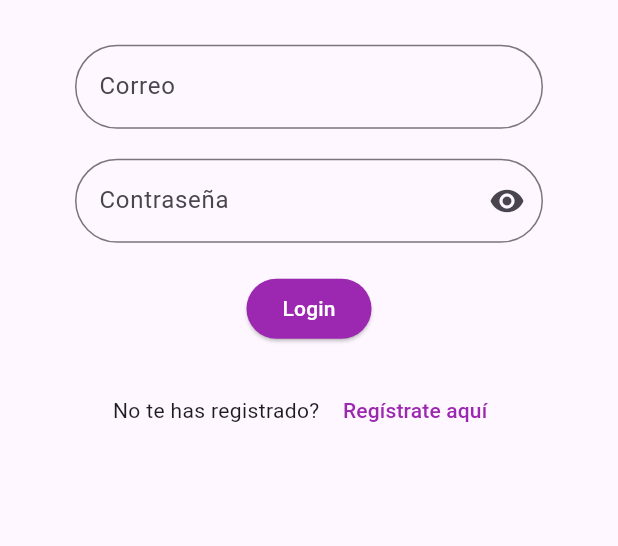
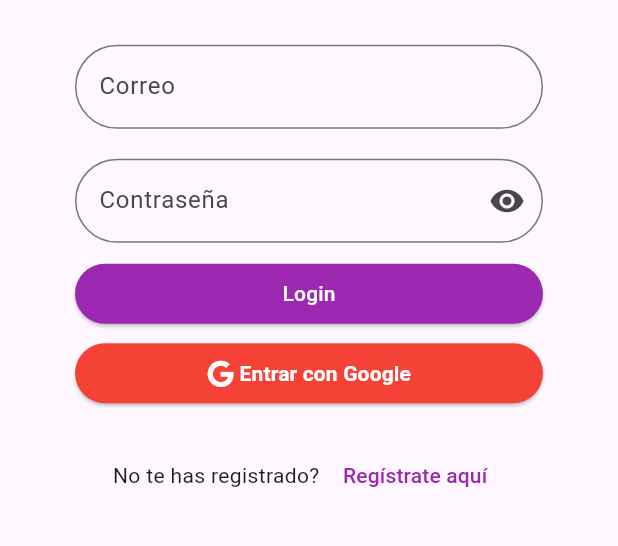
Before and after one commit to Jeronimo1520/contactArt-FlutterApp, a Flutter app: the screen it shows after launch, on a phone screen of 412 x 824 dp, the part 582-1128 px from its top. Run offline on Flutter 3.47's test engine with Material 3 defaults, Android fonts, the light colour scheme and no system bars; our stand-ins replace cloud_firestore, firebase_auth, firebase_core, firebase_storage, fluttertoast, font_awesome_flutter and 2 more; accounts and stored records are empty; Roboto replaces fonts that are missing (Poppins).

Commit message:
feat: Login con Google

```diff
--- a/lib/features/app/presentation/pages/loginPage.dart
+++ b/lib/features/app/presentation/pages/loginPage.dart
@@ -1,5 +1,6 @@
 import 'package:cloud_firestore/cloud_firestore.dart';
 import 'package:contact_art/features/app/presentation/pages/homePage.dart';
+import 'package:contact_art/features/app/presentation/widgets/googleSignInWidget.dart';
 import 'package:contact_art/features/user_auth/firebase_auth_implementation/firebase_auth_services.dart';
 import 'package:contact_art/features/app/presentation/pages/signUpPage.dart';
 import 'package:contact_art/features/app/presentation/widgets/formContainerLoginWidget.dart';
@@ -7,6 +8,8 @@ import 'package:contact_art/global/common/toast.dart';
 import 'package:firebase_auth/firebase_auth.dart';
 import 'package:flutter/material.dart';
 import 'package:flutter/widgets.dart';
+import 'package:font_awesome_flutter/font_awesome_flutter.dart';
+import 'package:google_sign_in/google_sign_in.dart';
 
 class LoginPage extends StatefulWidget {
   const LoginPage({Key? key}) : super(key: key);
@@ -45,9 +48,10 @@ class _LoginPageState extends State<LoginPage> {
                 togglePasswordVisibility: _togglePasswordVisibility,
                 obscureText: _obscureText,
               ),
-              const SizedBox(height: 20),
-              Align(
-                alignment: Alignment.center,
+              const SizedBox(height: 10),
+              Expanded(
+                child: Padding(
+                  padding: const EdgeInsets.symmetric(horizontal: 50),
                   child: ElevatedButton(
                       style: ElevatedButton.styleFrom(
                         backgroundColor: Colors.purple,
@@ -72,6 +76,38 @@ class _LoginPageState extends State<LoginPage> {
                               message: 'Por favor, diligencia todos los campos');
                         }
                       }),
+                ),
+              ),
+              const SizedBox(height: 5),
+              Align(
+                alignment: Alignment.center,
+                child: Padding(
+                  padding: const EdgeInsets.symmetric(horizontal: 50),
+                  child: ElevatedButton(
+                      style: ElevatedButton.styleFrom(
+                        backgroundColor: Colors.red,
+                        shape: RoundedRectangleBorder(
+                          borderRadius: BorderRadius.circular(30),
+                        ),
+                      ),
+                      child: const Row(
+                        mainAxisAlignment: MainAxisAlignment.center,
+                        children: [
+                          Icon( // Icono de Google
+                            FontAwesomeIcons.google,
+                            color: Colors.white,),
+                          Text(' Entrar con Google',
+                                  style: TextStyle(
+                                    fontFamily: 'Poppins',
+                                    fontWeight: FontWeight.bold,
+                                    color: Colors.white,
+                                  )),
+                        ],
+                      ),
+                      onPressed: () {
+                          _signInWithGoogle();
+                      }),
+                ),
               ),
               const SizedBox(height: 20),
               Row(
@@ -138,4 +174,29 @@ class _LoginPageState extends State<LoginPage> {
       return null;
     }
   }
+
+  void _signInWithGoogle() async {
+      final GoogleSignIn _googleSignIn = GoogleSignIn();
+
+      try {
+          final GoogleSignInAccount? googleSignInAccount = await _googleSignIn.signIn();
+
+          if(googleSignInAccount != null){
+            final GoogleSignInAuthentication googleSignInAuthentication = await googleSignInAccount.authentication;
+
+            final AuthCredential credential = GoogleAuthProvider.credential(
+              accessToken: googleSignInAuthentication.accessToken,
+              idToken: googleSignInAuthentication.idToken,
+            );
+
+            await FirebaseAuth.instance.signInWithCredential(credential);
+            Navigator.pushNamed(context, '/home');
           }
+
+
+      } catch (e) {
+        showToast(message: 'Error al iniciar sesión con Google, inténtelo más tarde');
+        print("Error auth google: $e");
+      }
+  }
+}
--- a/lib/features/app/presentation/pages/profile.dart
+++ b/lib/features/app/presentation/pages/profile.dart
@@ -128,7 +128,7 @@ class _ProfilePageState extends State<ProfilePage> {
 
   void _loadUserData(String userId) async {
     user = await userController.getUser(userId);
-    print(user?.id);
+    print(userId);
     setState(() {});
   }
 }
--- a/pubspec.yaml
+++ b/pubspec.yaml
@@ -14,6 +14,8 @@ dependencies:
   flutter:
     sdk: flutter
   fluttertoast: ^8.2.5
+  font_awesome_flutter: ^10.7.0
+  google_sign_in: ^6.2.1
   image_picker: ^1.0.8
 
 dev_dependencies:
```
Also changed, not shown: lib/features/app/presentation/widgets/googleSignInWidget.dart (added, +31 -0 lines), lib/features/user_auth/firebase_auth_implementation/firebase_auth_services.dart (+31 -0 lines), pubspec.lock, 2 other files. Lines whose indentation alone changed are shown as unchanged.
